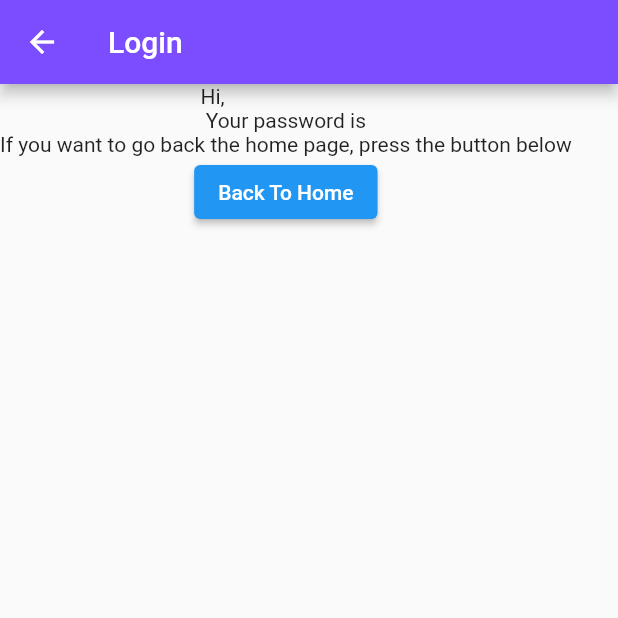
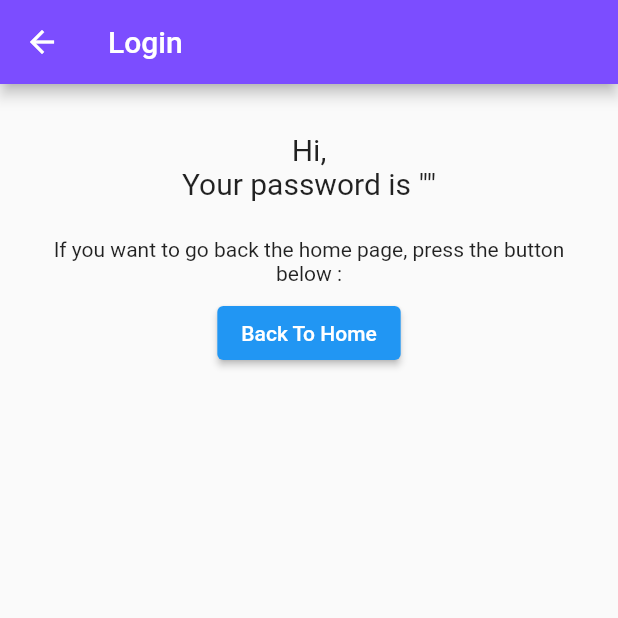
Before and after one commit to Arna98/Navigate-to-screen, a Flutter app: the screen it shows after launch, after a tap on "Login", on a phone screen of 412 x 824 dp, the top half of it. Run offline on Flutter 3.47's test engine with Material 2 defaults, Android fonts, the phone set to English and light mode, and no system bars.

Commit message:
set style for text widgets

```diff
--- a/lib/screens/login.dart
+++ b/lib/screens/login.dart
@@ -14,16 +14,26 @@ class LoginPage extends StatelessWidget {
         title: const Text("Login"),
         backgroundColor: Colors.deepPurpleAccent,
       ),
-      body: Column(children: [
-        Text("Hi, $email \n Your password is $password"),
-        const Text(
-            "If you want to go back the home page, press the button below"),
+      body: Padding(
+        padding: const EdgeInsets.all(32.0),
+        child: Column(
+          children: [
+          Text("Hi, $email \nYour password is \"$password\"",
+          textAlign: TextAlign.center,
+          style: const TextStyle(fontSize: 20)),
+          const Padding(
+            padding: EdgeInsets.fromLTRB(0, 24, 0, 8),
+            child: Text(
+                "If you want to go back the home page, press the button below :",
+                textAlign: TextAlign.center),
+          ),
           ElevatedButton(
               onPressed: () {
                 Navigator.pop(context);
               },
               child: const Text("Back To Home"))
         ]),
+      ),
     );
   }
 }
```
Lines whose indentation alone changed are shown as unchanged.
